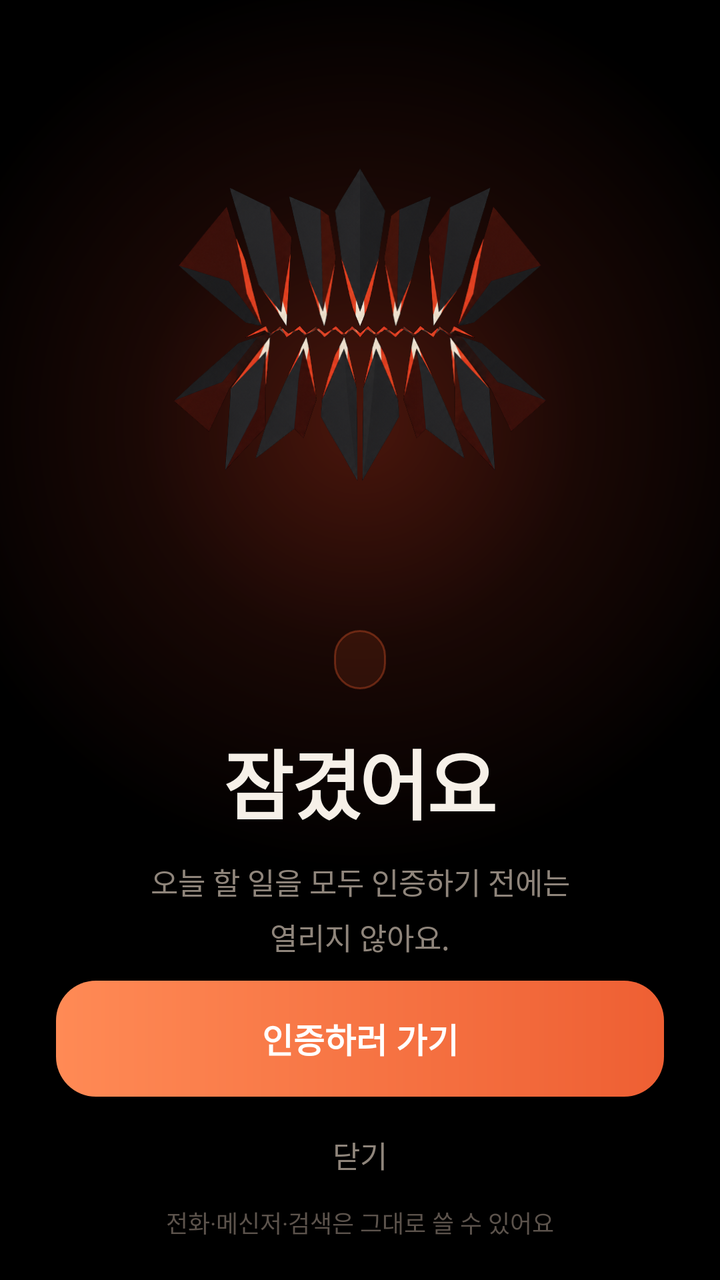
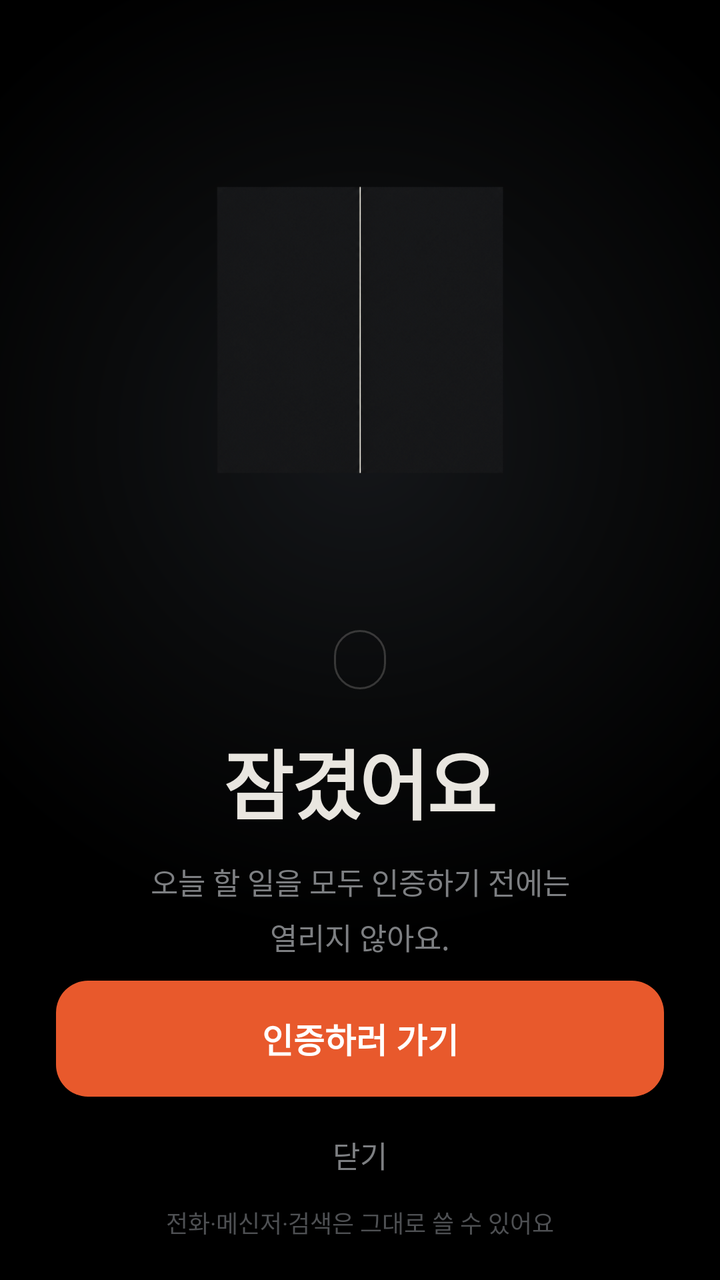

The first picture is an Android layout as it rendered before a commit; the second is the same layout after the commit. The layout source and the unified diff follow.
<!-- AndroidManifest.xml: activity theme LockTheme -->
<!-- res/layout/lock.xml -->
<?xml version="1.0" encoding="utf-8"?>
<FrameLayout xmlns:android="http://schemas.android.com/apk/res/android"
    android:id="@+id/lock_root"
    android:layout_width="match_parent"
    android:layout_height="match_parent"
    android:background="@drawable/bg_lock_night"
    android:fitsSystemWindows="true">

    <LinearLayout
        android:layout_width="match_parent"
        android:layout_height="match_parent"
        android:gravity="center_horizontal"
        android:orientation="vertical"
        android:paddingStart="28dp"
        android:paddingTop="24dp"
        android:paddingEnd="28dp"
        android:paddingBottom="20dp">

        <Space
            android:layout_width="0dp"
            android:layout_height="0dp"
            android:layout_weight="5" />

        <ImageView
            android:id="@+id/lock_mark"
            android:layout_width="264dp"
            android:layout_height="264dp"
            android:scaleType="fitCenter"
            android:src="@drawable/lock_art" />

        <TextView
            android:id="@+id/lock_where"
            android:layout_width="wrap_content"
            android:layout_height="wrap_content"
            android:layout_marginTop="18dp"
            android:background="@drawable/bg_lock_pill"
            android:paddingStart="13dp"
            android:paddingTop="6dp"
            android:paddingEnd="13dp"
            android:paddingBottom="6dp"
            android:textColor="#F08A63"
            android:textSize="13sp"
            android:textStyle="bold" />

        <TextView
            android:id="@+id/lock_title"
            android:layout_width="match_parent"
            android:layout_height="wrap_content"
            android:layout_marginTop="18dp"
            android:gravity="center"
            android:letterSpacing="-0.03"
            android:text="잠겼어요"
            android:textColor="#F6F0E8"
            android:textSize="38sp"
            android:textStyle="bold" />

        <TextView
            android:id="@+id/lock_body"
            android:layout_width="match_parent"
            android:layout_height="wrap_content"
            android:layout_marginTop="12dp"
            android:gravity="center"
            android:lineSpacingExtra="6dp"
            android:text="오늘 할 일을 모두 인증하기 전에는\n열리지 않아요."
            android:textColor="#8F857B"
            android:textSize="15sp" />

        <Space
            android:layout_width="0dp"
            android:layout_height="0dp"
            android:layout_weight="6" />

        <TextView
            android:id="@+id/lock_go"
            android:layout_width="match_parent"
            android:layout_height="58dp"
            android:background="@drawable/bg_lock_button"
            android:gravity="center"
            android:text="인증하러 가기"
            android:textColor="#FFFFFF"
            android:textSize="17sp"
            android:textStyle="bold" />

        <TextView
            android:id="@+id/lock_close"
            android:layout_width="match_parent"
            android:layout_height="50dp"
            android:layout_marginTop="4dp"
            android:gravity="center"
            android:text="닫기"
            android:textColor="#8F857B"
            android:textSize="15sp" />

        <TextView
            android:id="@+id/lock_hint"
            android:layout_width="match_parent"
            android:layout_height="wrap_content"
            android:gravity="center"
            android:text="전화·메신저·검색은 그대로 쓸 수 있어요"
            android:textColor="#5C534C"
            android:textSize="12sp" />
    </LinearLayout>
</FrameLayout>
<!-- resources referenced by this layout -->
<resources>
  <!-- drawable bg_lock_button (drawable) -->
  <?xml version="1.0" encoding="utf-8"?>
  <ripple xmlns:android="http://schemas.android.com/apk/res/android" android:color="#33FFFFFF">
      <item>
          <shape>
              <gradient android:angle="0" android:startColor="#FF8A55" android:endColor="#EE5F33" />
              <corners android:radius="20dp" />
          </shape>
      </item>
  </ripple>
  <!-- drawable bg_lock_night (drawable) -->
  <?xml version="1.0" encoding="utf-8"?>
  <layer-list xmlns:android="http://schemas.android.com/apk/res/android">
      <item>
          <shape><solid android:color="#000000" /></shape>
      </item>
      <item>
          <shape>
              <gradient
                  android:type="radial"
                  android:centerX="0.5"
                  android:centerY="0.33"
                  android:gradientRadius="62%p"
                  android:startColor="#4A160C"
                  android:centerColor="#1A0805"
                  android:endColor="#00000000" />
          </shape>
      </item>
  </layer-list>
  <!-- drawable bg_lock_pill (drawable) -->
  <?xml version="1.0" encoding="utf-8"?>
  <shape xmlns:android="http://schemas.android.com/apk/res/android">
      <solid android:color="#1FE8592C" />
      <stroke android:width="1dp" android:color="#59E8592C" />
      <corners android:radius="14dp" />
  </shape>
  <!-- drawable lock_art: png bitmap (drawable, 244403 bytes) -->
  <style name="LockTheme" parent="android:Theme.Material.NoActionBar">
          <item name="android:windowBackground">@drawable/bg_lock_night</item>
          <item name="android:statusBarColor">#000000</item>
          <item name="android:navigationBarColor">#000000</item>
          <item name="android:windowLightStatusBar">false</item>
          <item name="android:windowLightNavigationBar">false</item>
          <item name="android:windowAnimationStyle">@style/LockAnimation</item>
      </style>
  <style name="LockAnimation">
          <item name="android:windowEnterAnimation">@anim/lock_in</item>
          <item name="android:windowExitAnimation">@anim/lock_out</item>
          <item name="android:activityOpenEnterAnimation">@anim/lock_in</item>
          <item name="android:activityCloseExitAnimation">@anim/lock_out</item>
      </style>
</resources>

<!-- the commit's change to res/layout/lock.xml (unified diff, before → after) -->
@@ -38,7 +38,7 @@
             android:paddingTop="6dp"
             android:paddingEnd="13dp"
             android:paddingBottom="6dp"
-            android:textColor="#F08A63"
+            android:textColor="#B9B5AE"
             android:textSize="13sp"
             android:textStyle="bold" />
 
@@ -50,7 +50,7 @@
             android:gravity="center"
             android:letterSpacing="-0.03"
             android:text="잠겼어요"
-            android:textColor="#F6F0E8"
+            android:textColor="#E9E6E0"
             android:textSize="38sp"
             android:textStyle="bold" />
 
@@ -62,7 +62,7 @@
             android:gravity="center"
             android:lineSpacingExtra="6dp"
             android:text="오늘 할 일을 모두 인증하기 전에는\n열리지 않아요."
-            android:textColor="#8F857B"
+            android:textColor="#7D7F82"
             android:textSize="15sp" />
 
         <Space
@@ -88,7 +88,7 @@
             android:layout_marginTop="4dp"
             android:gravity="center"
             android:text="닫기"
-            android:textColor="#8F857B"
+            android:textColor="#7D7F82"
             android:textSize="15sp" />
 
         <TextView
@@ -97,7 +97,7 @@
             android:layout_height="wrap_content"
             android:gravity="center"
             android:text="전화·메신저·검색은 그대로 쓸 수 있어요"
-            android:textColor="#5C534C"
+            android:textColor="#4E5053"
             android:textSize="12sp" />
     </LinearLayout>
 </FrameLayout>
<!-- resource entries referenced after the edit -->
@@ -5,8 +5,8 @@
   <ripple xmlns:android="http://schemas.android.com/apk/res/android" android:color="#33FFFFFF">
       <item>
           <shape>
-              <gradient android:angle="0" android:startColor="#FF8A55" android:endColor="#EE5F33" />
-              <corners android:radius="20dp" />
+              <solid android:color="#E8592C" />
+              <corners android:radius="16dp" />
           </shape>
       </item>
   </ripple>
@@ -21,10 +21,10 @@
               <gradient
                   android:type="radial"
                   android:centerX="0.5"
-                  android:centerY="0.33"
-                  android:gradientRadius="62%p"
-                  android:startColor="#4A160C"
-                  android:centerColor="#1A0805"
+                  android:centerY="0.34"
+                  android:gradientRadius="70%p"
+                  android:startColor="#15171A"
+                  android:centerColor="#0A0B0C"
                   android:endColor="#00000000" />
           </shape>
       </item>
@@ -32,11 +32,11 @@
   <!-- drawable bg_lock_pill (drawable) -->
   <?xml version="1.0" encoding="utf-8"?>
   <shape xmlns:android="http://schemas.android.com/apk/res/android">
-      <solid android:color="#1FE8592C" />
-      <stroke android:width="1dp" android:color="#59E8592C" />
+      <solid android:color="#00000000" />
+      <stroke android:width="1dp" android:color="#33E9E6E0" />
       <corners android:radius="14dp" />
   </shape>
-  <!-- drawable lock_art: png bitmap (drawable, 244403 bytes) -->
+  <!-- drawable lock_art: png bitmap (drawable, 199396 bytes) -->
   <style name="LockTheme" parent="android:Theme.Material.NoActionBar">
           <item name="android:windowBackground">@drawable/bg_lock_night</item>
           <item name="android:statusBarColor">#000000</item>
